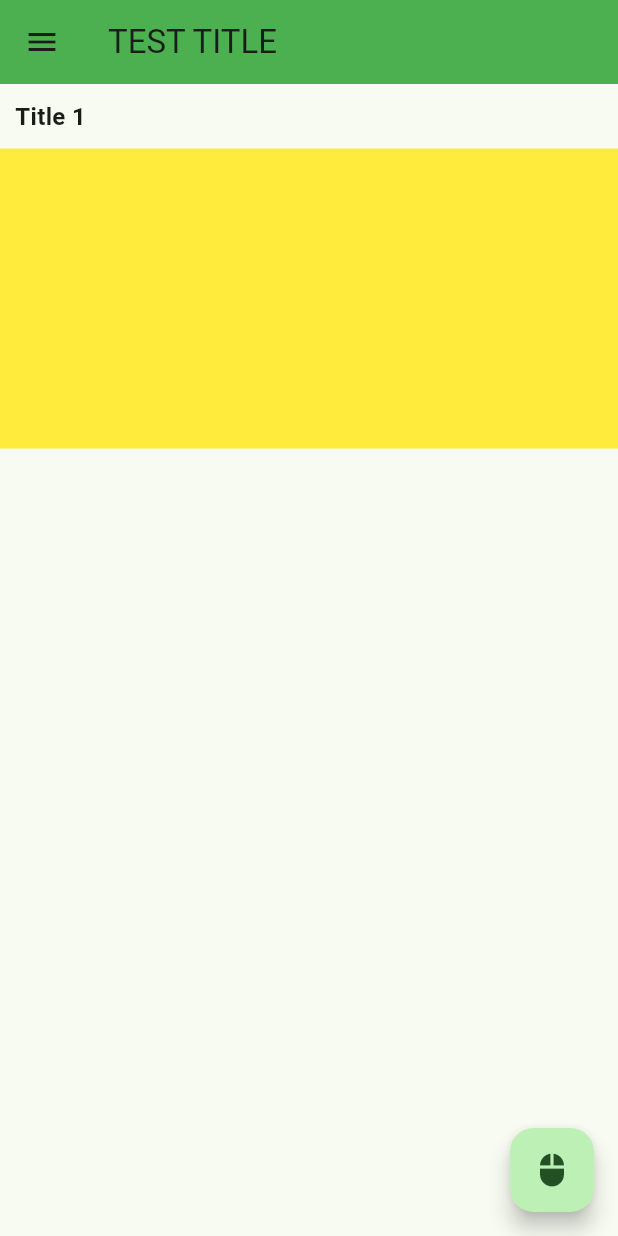
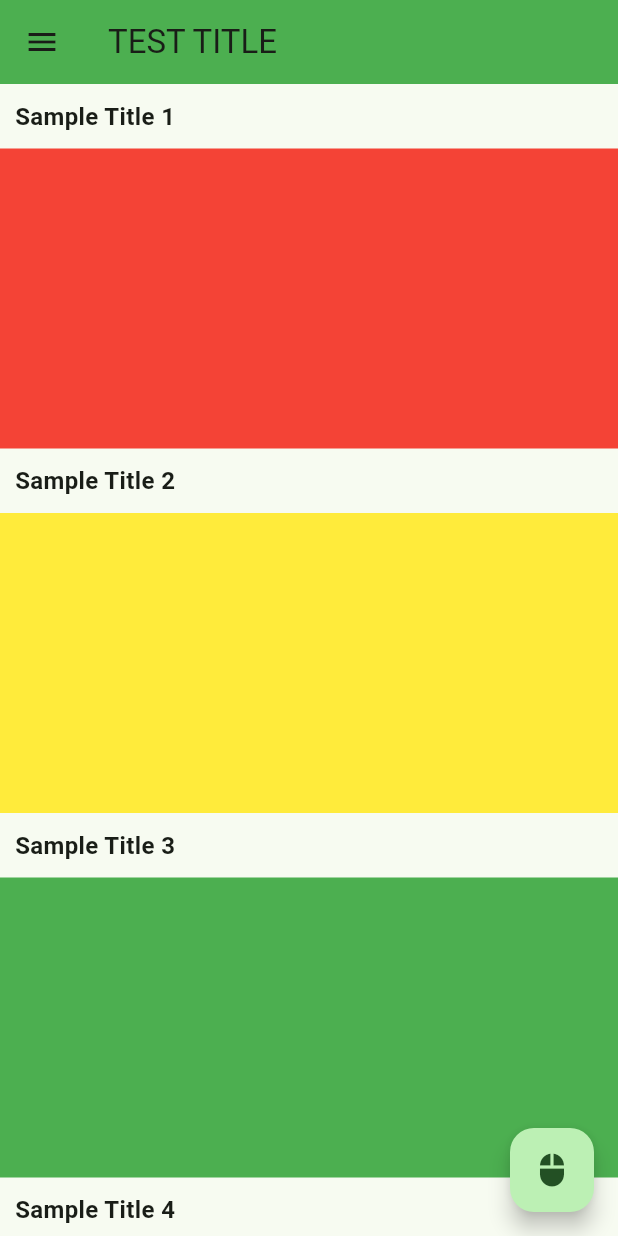
Before and after one commit to llilliililli/fluuterStudy, a Flutter app: the screen it shows after launch, on a phone screen of 412 x 824 dp. Run offline on Flutter 3.47's test engine with Material 3 defaults, Android fonts, the phone set to English and light mode, and no system bars.

Commit message:
flutter 6강 - ListViewr 사용하기2 ( ListView.builder )

```diff
--- a/lib/main.dart
+++ b/lib/main.dart
@@ -29,6 +29,35 @@ class MyHomePage extends StatefulWidget {
 }
 
 class _MyHomePageState extends State<MyHomePage> {
+
+
+  var postList = [ //part6 postDataList
+    {
+      "title": "Sample Title 1",
+      "color": Colors.red
+    },
+     {
+      "title": "Sample Title 2",
+      "color": Colors.yellow
+    },
+     {
+      "title": "Sample Title 3",
+      "color": Colors.green
+    },
+     {
+      "title": "Sample Title 4",
+      "color": Colors.blue
+    },
+     {
+      "title": "Sample Title 5",
+      "color": Colors.pink
+    },
+     {
+      "title": "Sample Title 6",
+      "color": Colors.purple
+    },
+  ];
+
   @override
   Widget build(BuildContext context) {
     return Scaffold(
@@ -156,16 +185,26 @@ class _MyHomePageState extends State<MyHomePage> {
       //     ),
       // ),
 
-      ListView( //part5 ListView
-        scrollDirection: Axis.horizontal, // 가로스크롤
-        children: [
-          postContainer(title: "Title 1",colorData: Colors.yellow),
-          postContainer(title: "Title 2",colorData: Colors.purple),
-          postContainer(title: "Title 3"),
-          postContainer(title: "Title 4", colorData: Colors.pink),
-          postContainer(title: "Title 5",colorData: Colors.blue)
-        ],
-      ),
+      // ListView( //part5 ListView
+      //   scrollDirection: Axis.horizontal, // 가로스크롤
+      //   children: [
+      //     postContainer(title: "Title 1",colorData: Colors.yellow),
+      //     postContainer(title: "Title 2",colorData: Colors.purple),
+      //     postContainer(title: "Title 3"),
+      //     postContainer(title: "Title 4", colorData: Colors.pink),
+      //     postContainer(title: "Title 5",colorData: Colors.blue)
+      //   ],
+      // ),
+
+      ListView.builder( //part6 ListView builder
+        itemCount: postList.length,
+        itemBuilder: (BuildContext con, int index){
+          return postContainer(
+            title: postList[index]["title"] as String,
+            colorData: postList[index]["color"] as Color,
+          );
+        },
+        ),
 
       floatingActionButton: FloatingActionButton( // 플로팅버튼
         onPressed: () => print("clicked"),
@@ -174,7 +213,7 @@ class _MyHomePageState extends State<MyHomePage> {
     );
   }
 
-  Widget postContainer({String title ='', Color colorData = Colors.green}){ //part5 ListView Container Widget
+  Widget postContainer({String title ='', Color colorData = Colors.green}){ //part5,6 ListView Container Widget
     return Column(
       crossAxisAlignment: CrossAxisAlignment.start,
       children: [
```
